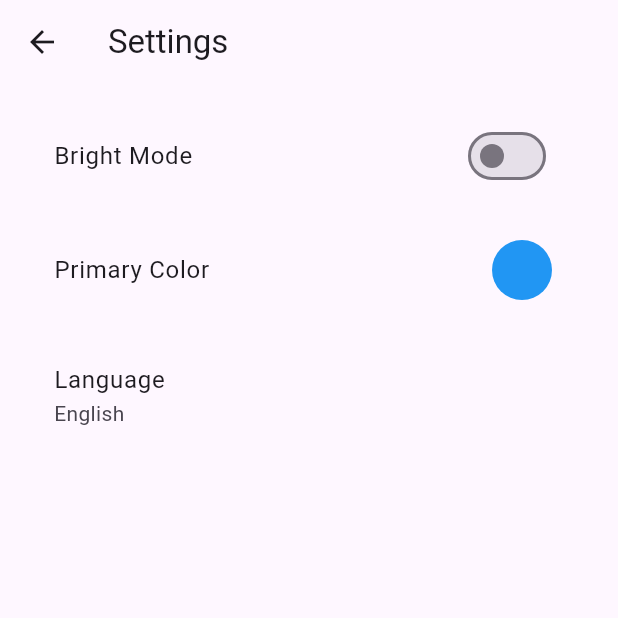
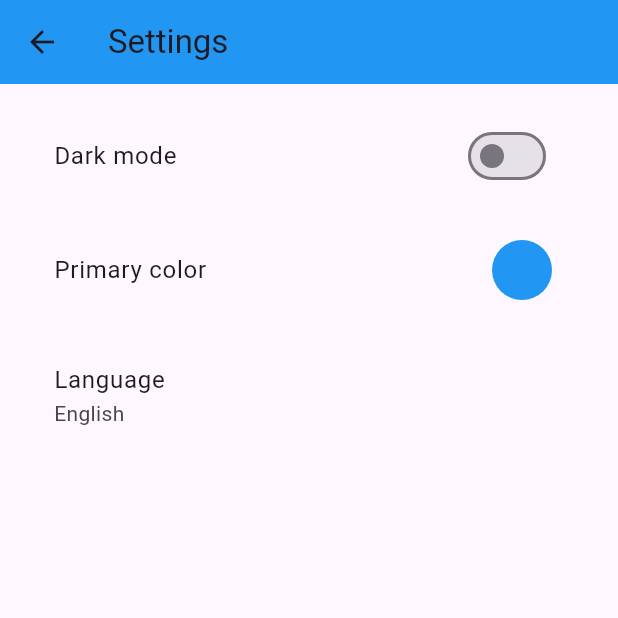
Before and after one commit to pablovilchez/42-ft_hangouts, a Flutter app: the screen it shows after launch, after a tap on the "settings" icon, on a phone screen of 412 x 824 dp, the top half of it. Run offline on Flutter 3.47's test engine with Material 3 defaults, Android fonts, the phone set to English and light mode, and no system bars; our stand-ins replace bloc, flutter_bloc, flutter_colorpicker, get_it, go_router, shared_preferences and 1 more; accounts and stored records are empty.

Commit message:
settings finished, language and form in progress

```diff
--- /dev/null
+++ b/lib/core/localization/app_localizations.dart
@@ -0,0 +1,55 @@
+import 'dart:convert';
+import 'package:flutter/material.dart';
+import 'package:flutter/services.dart';
+
+class AppLocalizations {
+  final Locale locale;
+
+  AppLocalizations(this.locale);
+
+  static Map<String, String>? _localizedStrings;
+
+  Future<void> load() async {
+    try {
+      final String jsonString = await rootBundle
+          .loadString('assets/localization/${locale.languageCode}.json');
+      final Map<String, dynamic> jsonMap = json.decode(jsonString);
+
+      _localizedStrings = jsonMap.map((key, value) {
+        return MapEntry(key, value.toString());
+      });
+    } catch (e) {
+      _localizedStrings = null;
+    }
+  }
+
+  String translate(String key) {
+    return _localizedStrings?[key] ?? key;
+  }
+
+  static AppLocalizations of(context) {
+    return Localizations.of<AppLocalizations>(context, AppLocalizations)!;
+  }
+
+  static const LocalizationsDelegate<AppLocalizations> delegate =
+      _AppLocalizationsDelegate();
+}
+
+class _AppLocalizationsDelegate extends LocalizationsDelegate<AppLocalizations> {
+  const _AppLocalizationsDelegate();
+
+  @override
+  bool isSupported(Locale locale) {
+    return ['en', 'es'].contains(locale.languageCode);
+  }
+
+  @override
+  Future<AppLocalizations> load(Locale locale) async {
+    final AppLocalizations localizations = AppLocalizations(locale);
+    await localizations.load();
+    return localizations;
+  }
+
+  @override
+  bool shouldReload(_AppLocalizationsDelegate old) => false;
+}
--- a/lib/core/routes/app_router.dart
+++ b/lib/core/routes/app_router.dart
@@ -1,3 +1,4 @@
+import 'package:ft_hangouts/features/contacts/presentation/pages/contact_form_page.dart';
 import 'package:go_router/go_router.dart';
 import 'package:ft_hangouts/features/contacts/presentation/pages/contact_list_page.dart';
 import 'package:ft_hangouts/features/settings/presentation/pages/settings_page.dart';
@@ -10,6 +11,11 @@ final GoRouter appRouter = GoRouter(
       builder: (context, state) => const ContactListPage(),
     ),
     GoRoute(
+      path: '/add_contact',
+      name: 'add_contact',
+      builder: (context, state) => const ContactFormPage(),
+    ),
+    GoRoute(
       path: '/settings',
       name: 'settings',
       builder: (context, state) => const SettingsPage(),
--- a/lib/features/contacts/presentation/pages/contact_list_page.dart
+++ b/lib/features/contacts/presentation/pages/contact_list_page.dart
@@ -1,5 +1,6 @@
 import 'package:flutter/material.dart';
 import 'package:flutter_bloc/flutter_bloc.dart';
+import 'package:ft_hangouts/core/localization/app_localizations.dart';
 import 'package:ft_hangouts/features/contacts/data/datasources/contact_local_datasource.dart';
 import 'package:ft_hangouts/features/contacts/presentation/bloc/contact_bloc.dart';
 import 'package:go_router/go_router.dart';
@@ -24,7 +25,8 @@ class ContactListPage extends StatelessWidget {
       builder: (context, state) {
         return Scaffold(
           appBar: AppBar(
-            title: const Text('Contacts'),
+            title: Text(
+                AppLocalizations.of(context).translate('contacts_page_title')),
             actions: [
               IconButton(
                 icon: const Icon(Icons.settings),
@@ -50,8 +52,9 @@ class ContactListPage extends StatelessWidget {
                 } else if (state is ContactLoaded) {
                   final contacts = state.contacts;
                   return contacts.isEmpty
-                      ? const Center(
-                          child: Text('No contacts found'),
+                      ? Center(
+                          child: Text(AppLocalizations.of(context)
+                              .translate('contacts_page_empty')),
                         )
                       : ListView.builder(
                           itemCount: contacts.length,
@@ -64,16 +67,23 @@ class ContactListPage extends StatelessWidget {
                           },
                         );
                 } else {
-                  return const Center(
-                    child: Text('No contacts found'),
+                  return Center(
+                    child: Text(AppLocalizations.of(context)
+                        .translate('error_contacts_page')),
                   );
                 }
               },
             ),
           ),
-          floatingActionButton: FloatingActionButton(
-            onPressed: () {},
-            child: const Icon(Icons.add),
+          floatingActionButton: Padding(
+            padding: const EdgeInsets.all(20.0),
+            child: FloatingActionButton(
+              onPressed: () {
+                context.push('/add_contact');
+              },
+              backgroundColor: Theme.of(context).primaryColor,
+              child: const Icon(Icons.add),
+            ),
           ),
         );
       },
--- a/lib/features/settings/presentation/pages/settings_page.dart
+++ b/lib/features/settings/presentation/pages/settings_page.dart
@@ -1,6 +1,7 @@
 import 'package:flutter/material.dart';
 import 'package:flutter_bloc/flutter_bloc.dart';
 import 'package:flutter_colorpicker/flutter_colorpicker.dart';
+import 'package:ft_hangouts/core/localization/app_localizations.dart';
 import '../bloc/settings_bloc.dart';
 
 class SettingsPage extends StatelessWidget {
@@ -10,7 +11,8 @@ class SettingsPage extends StatelessWidget {
   Widget build(BuildContext context) {
     return Scaffold(
       appBar: AppBar(
-        title: const Text('Settings'),
+        title:
+            Text(AppLocalizations.of(context).translate('settings_page_title')),
       ),
       body: BlocBuilder<SettingsBloc, SettingsState>(
         builder: (context, state) {
@@ -24,7 +26,8 @@ class SettingsPage extends StatelessWidget {
                 crossAxisAlignment: CrossAxisAlignment.start,
                 children: [
                   SwitchListTile(
-                    title: const Text('Bright Mode'),
+                    title: Text(AppLocalizations.of(context)
+                        .translate('settings_dark_mode')),
                     value: state.settings.isDarkMode,
                     onChanged: (bool value) {
                       context.read<SettingsBloc>().add(DarkModeChanged());
@@ -32,14 +35,18 @@ class SettingsPage extends StatelessWidget {
                   ),
                   const SizedBox(height: 20),
                   ListTile(
-                    title: const Text('Primary Color'),
+                    title: Text(AppLocalizations.of(context)
+                        .translate('settings_primary_color')),
                     trailing: CircleAvatar(
                       backgroundColor: state.settings.primaryColor,
                     ),
                     onTap: () async {
-                      final color = await showColorPickerDialog(context, state.settings.primaryColor);
+                      final color = await showColorPickerDialog(
+                          context, state.settings.primaryColor);
                       if (color != null) {
-                        context.read<SettingsBloc>().add(PrimaryColorChanged(color));
+                        context
+                            .read<SettingsBloc>()
+                            .add(PrimaryColorChanged(color));
                       }
                     },
                   ),
@@ -47,12 +54,18 @@ class SettingsPage extends StatelessWidget {
 
                   // Language Selector
                   ListTile(
-                    title: const Text('Language'),
-                    subtitle: Text(state.settings.languageCode == 'en' ? 'English' : 'Español'),
+                    title: Text(AppLocalizations.of(context)
+                        .translate('settings_language')),
+                    subtitle: Text(state.settings.languageCode == 'en'
+                        ? 'English'
+                        : 'Español'),
                     onTap: () async {
-                      final String? newLang = await showLanguageDialog(context, state.settings.languageCode);
+                      final String? newLang = await showLanguageDialog(
+                          context, state.settings.languageCode);
                       if (newLang != null) {
-                        context.read<SettingsBloc>().add(LanguageChanged(newLang));
+                        context
+                            .read<SettingsBloc>()
+                            .add(LanguageChanged(newLang));
                       }
                     },
                   ),
@@ -60,36 +73,45 @@ class SettingsPage extends StatelessWidget {
               ),
             );
           }
-          return const Center(child: Text('Something went wrong'));
+          return Center(
+              child: Text(
+                  AppLocalizations.of(context).translate('error_undefined')));
         },
       ),
     );
   }
 
-  Future<Color?> showColorPickerDialog(BuildContext context, Color currentColor) {
+  Future<Color?> showColorPickerDialog(
+      BuildContext context, Color currentColor) {
+    Color selectedColor = currentColor;
+
     return showDialog<Color>(
       context: context,
       builder: (context) {
         return AlertDialog(
-          title: const Text('Pick a color'),
+          title: Text(
+              AppLocalizations.of(context).translate('settings_pick_color')),
           content: SingleChildScrollView(
-            child: ColorPicker(
+            child: BlockPicker(
               pickerColor: currentColor,
-              onColorChanged: (color) {},
+              onColorChanged: (color) {
+                selectedColor = color;
+              },
             ),
           ),
           actions: [
             TextButton(
               onPressed: () {
-                Navigator.of(context).pop(currentColor);
+                Navigator.of(context).pop();
               },
-              child: const Text('Cancel'),
+              child:
+                  Text(AppLocalizations.of(context).translate('text_cancel')),
             ),
             TextButton(
               onPressed: () {
-                Navigator.of(context).pop(currentColor);
+                Navigator.of(context).pop(selectedColor);
               },
-              child: const Text('Select'),
+              child: Text(AppLocalizations.of(context).translate('text_save')),
             ),
           ],
         );
@@ -97,12 +119,14 @@ class SettingsPage extends StatelessWidget {
     );
   }
 
-  Future<String?> showLanguageDialog(BuildContext context, String currentLanguage) {
+  Future<String?> showLanguageDialog(
+      BuildContext context, String currentLanguage) {
     return showDialog<String>(
       context: context,
       builder: (context) {
         return AlertDialog(
-          title: const Text('Select Language'),
+          title: Text(
+              AppLocalizations.of(context).translate('settings_pick_language')),
           content: Column(
             mainAxisSize: MainAxisSize.min,
             children: [
--- a/lib/main.dart
+++ b/lib/main.dart
@@ -1,11 +1,12 @@
 import 'package:flutter/material.dart';
 import 'package:flutter_bloc/flutter_bloc.dart';
 import 'package:ft_hangouts/core/di/service_locator.dart';
+import 'package:ft_hangouts/core/localization/app_localizations.dart';
 import 'package:ft_hangouts/core/routes/app_router.dart';
 import 'package:ft_hangouts/features/contacts/presentation/bloc/contact_bloc.dart';
 import 'package:ft_hangouts/features/settings/presentation/bloc/settings_bloc.dart';
 import 'package:get_it/get_it.dart';
-
+import 'package:flutter_localizations/flutter_localizations.dart';
 
 void main() {
   setupLocator();
@@ -26,9 +27,45 @@ class MyApp extends StatelessWidget {
           create: (context) => ContactBloc(GetIt.instance()),
         ),
       ],
-      child: MaterialApp.router(
-        debugShowCheckedModeBanner: false,
-        routerConfig: appRouter,
+      child: BlocBuilder<SettingsBloc, SettingsState>(
+        builder: (context, settingsState) {
+          Locale locale;
+          ThemeData themeData;
+
+          if (settingsState is SettingsLoaded) {
+            locale = Locale(settingsState.settings.languageCode);
+            themeData = ThemeData(
+              brightness: settingsState.settings.isDarkMode
+                  ? Brightness.dark
+                  : Brightness.light,
+              primaryColor: settingsState.settings.primaryColor,
+              appBarTheme: AppBarTheme(
+                backgroundColor: settingsState.settings.primaryColor,
+              ),
+            );
+          } else {
+            locale = const Locale('en');
+            themeData = ThemeData.light();
+          }
+
+          return MaterialApp.router(
+            debugShowCheckedModeBanner: false,
+            title: 'ft_hangouts',
+            theme: themeData,
+            routerConfig: appRouter,
+            locale: locale,
+            supportedLocales: const [
+              Locale('en'),
+              Locale('es'),
+            ],
+            localizationsDelegates: const [
+              AppLocalizations.delegate,
+              GlobalMaterialLocalizations.delegate,
+              GlobalWidgetsLocalizations.delegate,
+              GlobalCupertinoLocalizations.delegate,
+            ],
+          );
+        },
       ),
     );
   }
--- a/pubspec.yaml
+++ b/pubspec.yaml
@@ -11,6 +11,7 @@ dependencies:
     sdk: flutter
   flutter_bloc: ^8.1.6
   flutter_colorpicker: ^1.1.0
+  flutter_localization: ^0.2.3
   get_it: ^8.0.2
   go_router: ^14.6.2
   image_picker: ^1.1.2
@@ -27,3 +28,5 @@ flutter:
   uses-material-design: true
   assets:
     - assets/images/default_avatar.jpg
+    - assets/localization/en.json
+    - assets/localization/es.json
```
Also changed, not shown: assets/localization/en.json (added, +26 -0 lines), assets/localization/es.json (added, +26 -0 lines), lib/core/localization/en.json (deleted, +0 -21 lines), lib/core/localization/es.json (deleted, +0 -21 lines), lib/features/contacts/presentation/pages/contact_form_page.dart (+26 -10 lines), pubspec.lock.
